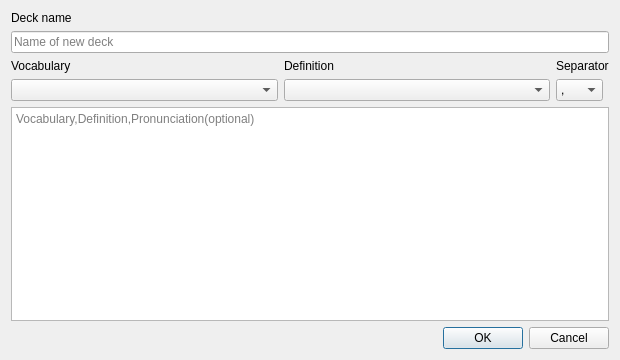
The window that cjk-trainer/ui/ImportCsvDialog.ui (mruiz42/cjk-trainer) describes before a commit, drawn with Qt 5.
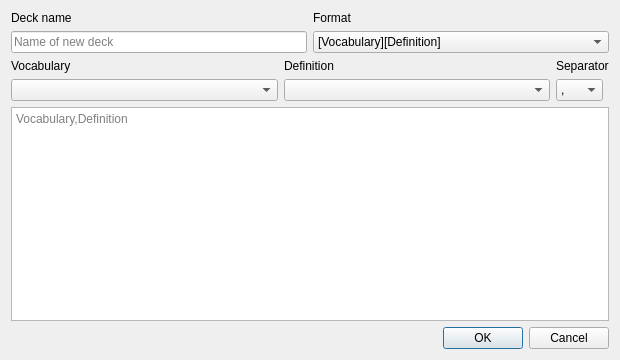
The same window after the commit. Icons and pictures are not drawn.

Commit message: import csv added modular formatting, need to work on back end

```diff
--- a/cjk-trainer/ui/ImportCsvDialog.ui
+++ b/cjk-trainer/ui/ImportCsvDialog.ui
@@ -22,6 +22,28 @@
     <layout class="QHBoxLayout" name="horizontalLayout_3">
      <item>
       <layout class="QGridLayout" name="gridLayout">
+       <item row="1" column="1">
+        <widget class="QComboBox" name="comboBox_format">
+         <property name="focusPolicy">
+          <enum>Qt::ClickFocus</enum>
+         </property>
+         <item>
+          <property name="text">
+           <string>[Vocabulary][Definition]</string>
+          </property>
+         </item>
+         <item>
+          <property name="text">
+           <string>[Vocabulary][Definition][Pronunciation]</string>
+          </property>
+         </item>
+         <item>
+          <property name="text">
+           <string>[Vocabulary][Pronunciation][Definition]</string>
+          </property>
+         </item>
+        </widget>
+       </item>
        <item row="1" column="0">
         <widget class="QLineEdit" name="lineEdit_tableName">
          <property name="sizePolicy">
@@ -45,6 +67,13 @@
          </property>
         </widget>
        </item>
+       <item row="0" column="1">
+        <widget class="QLabel" name="label_format">
+         <property name="text">
+          <string>Format</string>
+         </property>
+        </widget>
+       </item>
       </layout>
      </item>
     </layout>
@@ -116,13 +145,16 @@
    <item>
     <widget class="QPlainTextEdit" name="plainTextEdit_deckName">
      <property name="focusPolicy">
-      <enum>Qt::ClickFocus</enum>
+      <enum>Qt::StrongFocus</enum>
+     </property>
+     <property name="autoFillBackground">
+      <bool>false</bool>
      </property>
      <property name="tabChangesFocus">
       <bool>true</bool>
      </property>
      <property name="placeholderText">
-      <string>Vocabulary,Definition,Pronunciation(optional)</string>
+      <string>Vocabulary,Definition</string>
      </property>
     </widget>
    </item>
```
Left out of the diff: 60 changed lines with no effect on the pictures. The commit also changes 2 other files.
